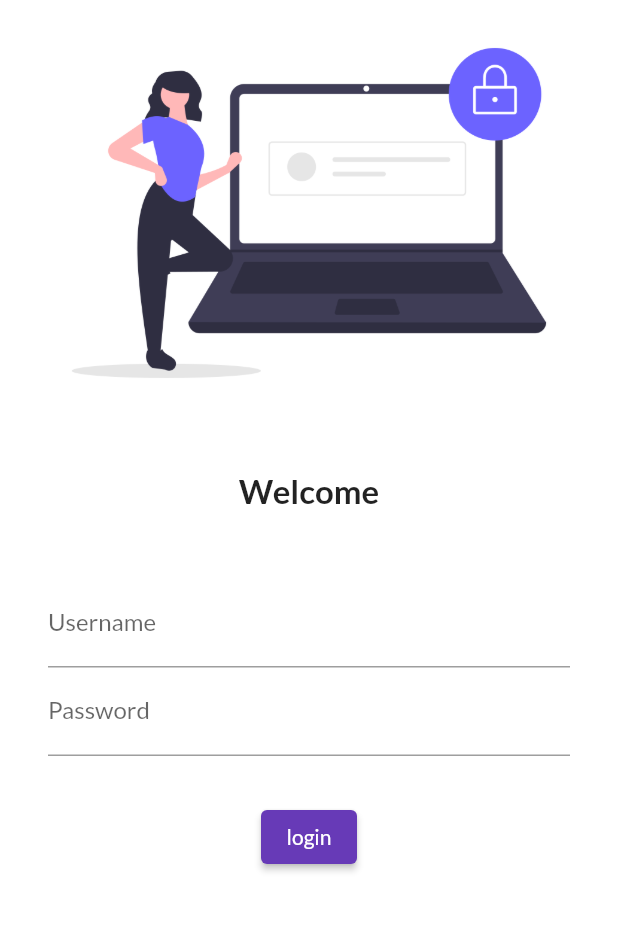
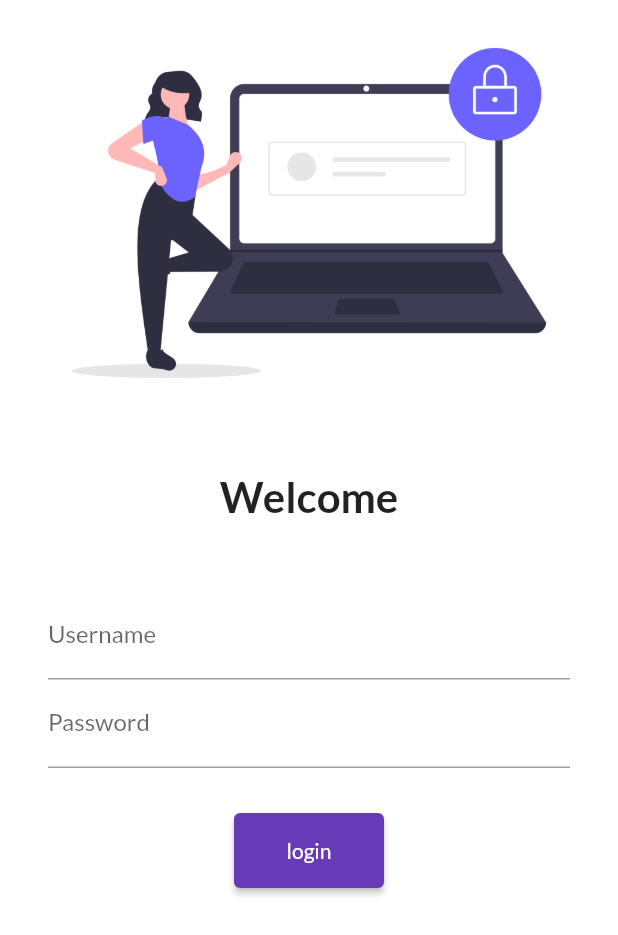
Before and after one commit to NeerajKrcse123/flutter_first_project, a Flutter app: the screen it shows after launch, on a phone screen of 412 x 824 dp. Shown: the top 935 px of the screen. Run offline on Flutter 3.47's test engine with Material 2 defaults, Android fonts, the phone set to English and light mode, and no system bars; our stand-ins replace google_fonts.

Commit message:
day 5 task completed

```diff
--- a/lib/Pages/login_page.dart
+++ b/lib/Pages/login_page.dart
@@ -1,3 +1,4 @@
+import "package:firstflutterproject/utils/routes.dart";
 import "package:flutter/material.dart";
 
 class Loginpage extends StatelessWidget {
@@ -5,7 +6,8 @@ class Loginpage extends StatelessWidget {
   Widget build(BuildContext context) {
     return Material(
         color: Colors.white,
-        child: Column(
+        child: SingleChildScrollView(
+            child: Column(
           children: [
             Image.asset(
               "assests/images/undraw_secure_login_pdn4.png",
@@ -17,7 +19,7 @@ class Loginpage extends StatelessWidget {
             //  sized box provide the space between image and the text welcome of height 5o
             Text(
               "Welcome",
-              style: TextStyle(fontSize: 22.0, fontWeight: FontWeight.bold),
+              style: TextStyle(fontSize: 28.0, fontWeight: FontWeight.bold),
             ),
             SizedBox(
               height: 30.0,
@@ -43,13 +45,15 @@ class Loginpage extends StatelessWidget {
                       height: 30.0,
                     ),
                     ElevatedButton(
-                        onPressed: () {
-                          print("Hello neeraj");
-                        },
-                        child: Text("login"))
+                      onPressed: () {
+                        Navigator.pushNamed(context,MyRoutes.homeRoute);
+                      },
+                      child: Text("login"),
+                      style: TextButton.styleFrom(minimumSize: Size(100, 50)),
+                    )
                   ],
                 ))
           ],
-        ));
+        )));
   }
 }
--- a/lib/main.dart
+++ b/lib/main.dart
@@ -1,5 +1,6 @@
 import 'package:firstflutterproject/Pages/home_page.dart';
 import 'package:firstflutterproject/Pages/login_page.dart';
+import 'package:firstflutterproject/utils/routes.dart';
 import 'package:flutter/material.dart';
 import 'package:google_fonts/google_fonts.dart';
 
@@ -16,11 +17,14 @@ class MyApp extends StatelessWidget {
           primarySwatch: Colors.deepPurple,
           fontFamily: GoogleFonts.lato().fontFamily,
         ),
+        debugShowCheckedModeBanner: false,
         darkTheme:
             ThemeData(brightness: Brightness.dark, primarySwatch: Colors.red),
         routes: {
           "/": (context) => Loginpage(),
-          "/loginpage": (context) => Loginpage(),
+          // "/loginpage": (context) => Loginpage(),
+          MyRoutes.homeRoute: (context) => Homepage(),
+          MyRoutes.loginRoute: (context) => Loginpage()
         });
   }
 }
--- /dev/null
+++ b/lib/utils/routes.dart
@@ -0,0 +1,4 @@
+class MyRoutes {
+  static String loginRoute = "/login";
+  static String homeRoute = "/home";
+}
```
